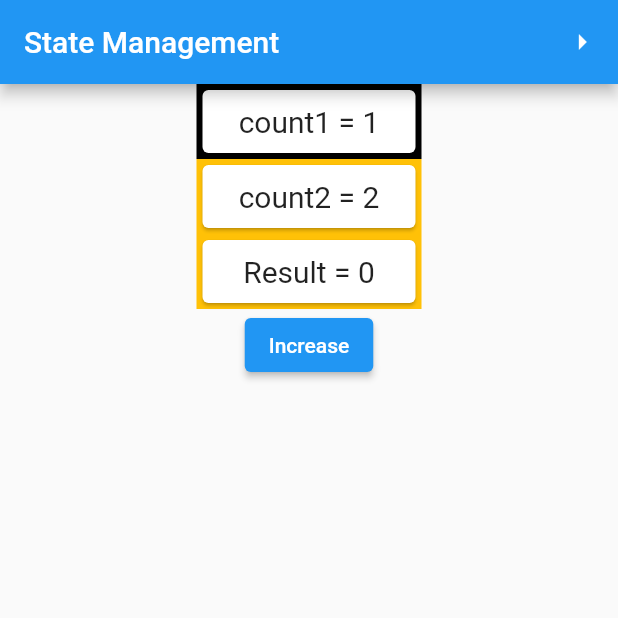
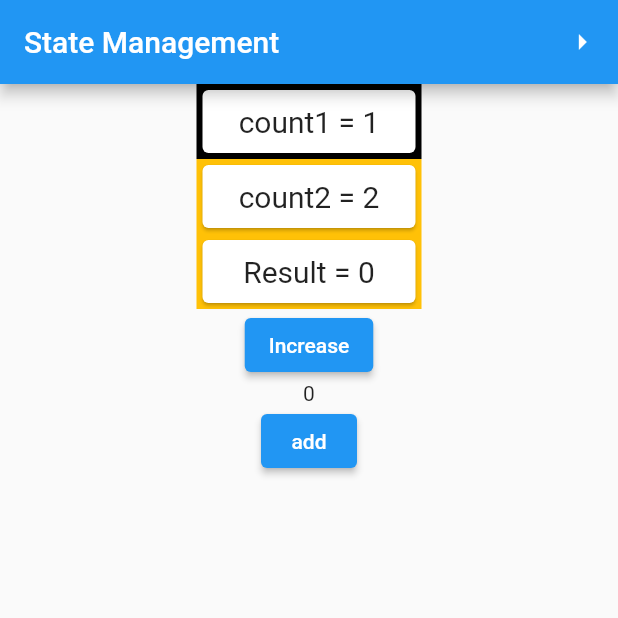
Before and after one commit to Nyi-NyiSoe/stateManagementPratice, a Flutter app: the screen it shows after launch, after a tap on "Increase", on a phone screen of 412 x 824 dp, the top half of it. Run offline on Flutter 3.47's test engine with Material 2 defaults, Android fonts, the phone set to English and light mode, and no system bars; our stand-ins replace get.

Commit message:
unique id update

```diff
--- a/lib/count.dart
+++ b/lib/count.dart
@@ -10,11 +10,18 @@ class Count extends GetxController {
   void icrement() {
     count1++;
     count2++;
-    update();
+    // update(); // normal update
+     update(['id1']); //update after assigning id
   }
 
   void result(int count1, int count2) {
     sum.value = count1 + count2;
-    update();
+    update(['id1']);
+     update(['id2'],sum > 10);// id update with condition
   }
+  @override
+void onInit() {
+  print('hello world');
+  super.onInit();
 }
+}
--- a/lib/home.dart
+++ b/lib/home.dart
@@ -6,8 +6,10 @@ import 'count.dart';
 class HomePage extends StatelessWidget {
   const HomePage({super.key});
 
+
   @override
   Widget build(BuildContext context) {
+    Get.put(Count());
     return SafeArea(
       child: Scaffold(
           appBar: AppBar(
@@ -26,8 +28,9 @@ class HomePage extends StatelessWidget {
           body: Column(
             children: [
               GetBuilder<Count>(
+                id: 'id1',
                 init: Count(),
-                builder: (_) {
+                builder: (value) {
                   return Column(
                       mainAxisAlignment: MainAxisAlignment.center,
                       crossAxisAlignment: CrossAxisAlignment.center,
@@ -40,7 +43,7 @@ class HomePage extends StatelessWidget {
                             child: Card(
                               child: Center(
                                   child: Text(
-                                'count1 = ' + _.count1.toString(),
+                                'count1 = ' + value.count1.toString(),
                                 style: TextStyle(fontSize: 20),
                                 textAlign: TextAlign.center,
                               )),
@@ -55,7 +58,7 @@ class HomePage extends StatelessWidget {
                             child: Card(
                               child: Center(
                                   child: Text(
-                                'count2 = ' + _.count2.toString(),
+                                'count2 = ' + value.count2.toString(),
                                 style: TextStyle(fontSize: 20),
                                 textAlign: TextAlign.center,
                               )),
@@ -70,7 +73,7 @@ class HomePage extends StatelessWidget {
                             child: Card(
                               child: Center(
                                   child: Text(
-                                'Result = ' + _.sum.toString(),
+                                'Result = ' + value.sum.toString(),
                                 style: TextStyle(fontSize: 20),
                                 textAlign: TextAlign.center,
                               )),
@@ -79,14 +82,23 @@ class HomePage extends StatelessWidget {
                         ),
                         ElevatedButton(
                             onPressed: () {
-                              _.icrement();
+                              value.icrement();
                             },
                             child: Text('Increase')),
 
                       ]);
                 },
               ),
-
+             GetBuilder<Count>(
+              id: 'id2',
+              builder: (_){
+              return Text(_.sum.toString());
+             }),
+              ElevatedButton(
+                            onPressed: () {
+                              Count.to.result(Count.to.count1, Count.to.count2);
+                            },
+                            child: Text('add')),
             ],
           )),
     );
--- a/lib/result.dart
+++ b/lib/result.dart
@@ -1,7 +1,7 @@
 import 'package:flutter/material.dart';
 import 'package:get/get.dart';
 import 'package:statemanagement/count.dart';
-import 'count.dart';
+
 
 class ResultPage extends StatelessWidget {
   const ResultPage({super.key});
```
